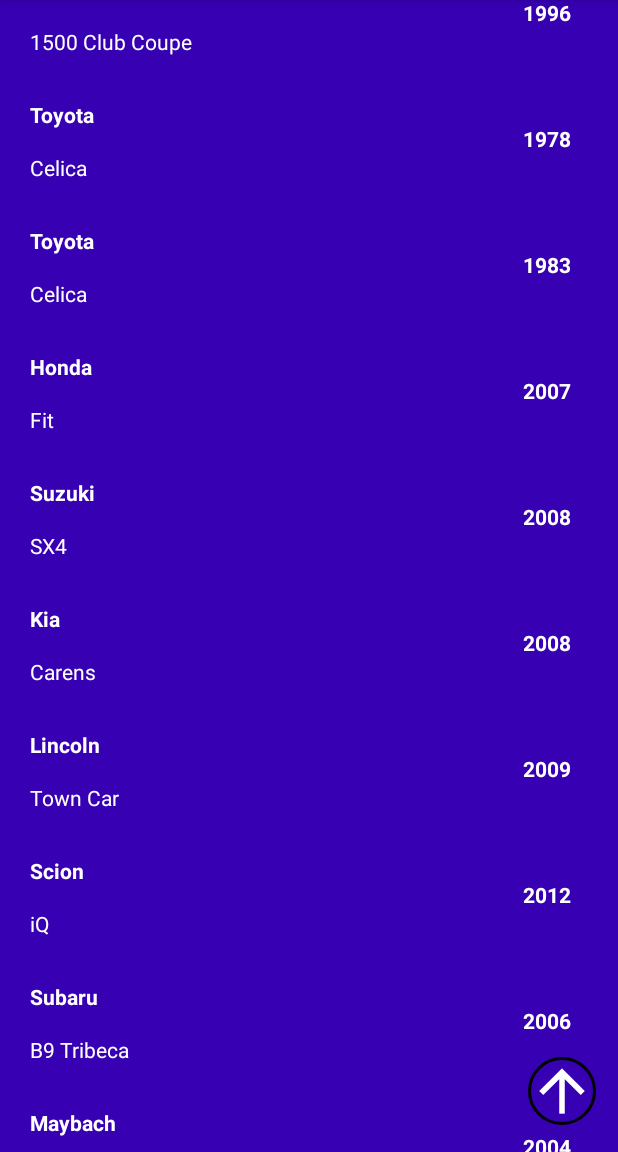
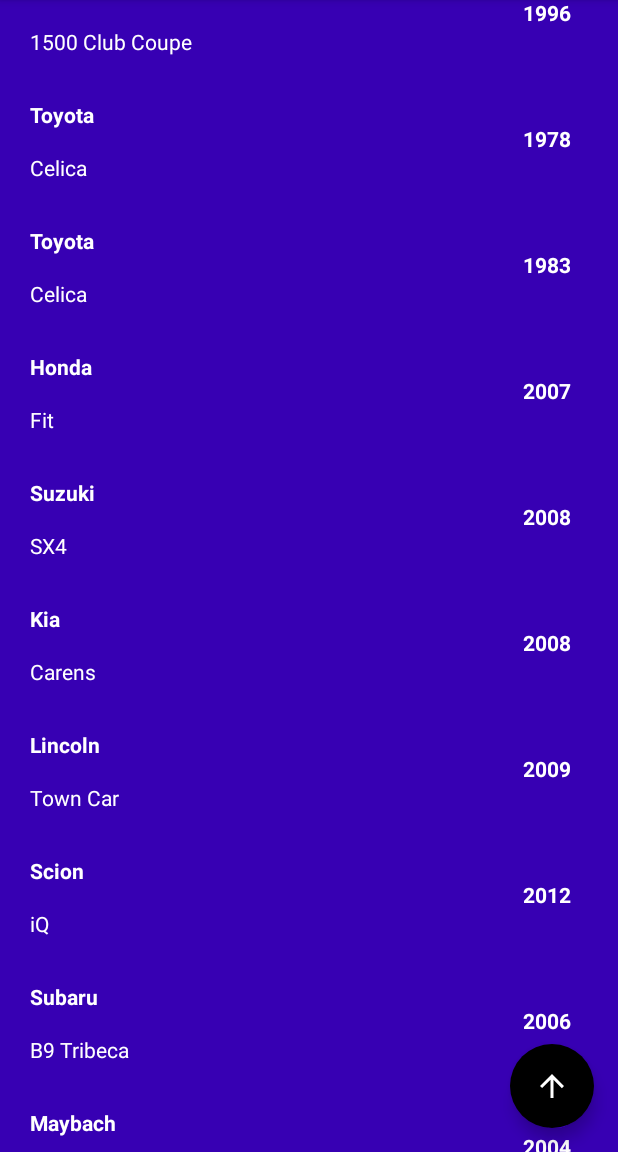
Before and after one commit to mdidomizio/GoToTopButton, an Android app: the screen it shows after launch (MainActivity), scrolled down 537 dp, on a phone screen of 412 x 824 dp, the part 84-1236 px from its top. Run offline under Robolectric (Android 15) with nearby library versions, the phone set to English and light mode, and no system bars.

Commit message:
moved a scale animation, shifted to FloatingActionButton

```diff
--- a/app/src/main/java/com/example/gototopbutton/MainActivity.kt
+++ b/app/src/main/java/com/example/gototopbutton/MainActivity.kt
@@ -1,6 +1,5 @@
 package com.example.gototopbutton
 
-import android.animation.ValueAnimator
 import android.content.ContentValues.TAG
 import android.content.Context
 import android.graphics.Color
@@ -9,15 +8,17 @@ import android.os.Bundle
 import android.util.DisplayMetrics
 import android.util.Log
 import android.view.View
-import android.widget.RelativeLayout
+import android.view.animation.AnticipateInterpolator
+import android.view.animation.LinearInterpolator
+import android.view.animation.OvershootInterpolator
 import android.widget.Toast
 import androidx.appcompat.app.AppCompatActivity
-import androidx.core.content.ContextCompat
 import androidx.recyclerview.widget.LinearLayoutManager
 import androidx.recyclerview.widget.RecyclerView
 import com.example.gototopbutton.databinding.ActivityMainBinding
 import com.example.gototopbutton.model.Car
 import com.example.gototopbutton.model.CarElement
+import com.google.android.material.floatingactionbutton.FloatingActionButton
 import com.johncodeos.scrolltotopexample.Cars_RVAdapter
 import org.json.JSONArray
 import org.json.JSONException
@@ -35,6 +36,23 @@ class MainActivity : AppCompatActivity() {
     var animatedShow = false
     var findLastVisibleItemPositionValue = 12
 
+    private fun bounceButton(button: FloatingActionButton) {
+        button.animate()
+            .scaleX(1.2f)
+            .scaleY(1.2f)
+            .setDuration(100)
+            .setInterpolator(LinearInterpolator())
+            .withEndAction {
+                button.animate()
+                    .scaleX(1f)
+                    .scaleY(1f)
+                    .setDuration(100)
+                    .setInterpolator(LinearInterpolator())
+                    .start()
+            }
+            .start()
+    }
+
     override fun onCreate(savedInstanceState: Bundle?) {
         super.onCreate(savedInstanceState)
         binding = ActivityMainBinding.inflate(layoutInflater)
@@ -49,19 +67,17 @@ class MainActivity : AppCompatActivity() {
         recyclerView.layoutManager = layoutManager
         recyclerView.setHasFixedSize(true)
 
-        scrollToTopArrow.borderColor = Color.WHITE
-        scrollToTopArrow.circleBackgroundColor = ContextCompat.getColor(this, R.color.black)
         scrollToTopArrow.setColorFilter(Color.WHITE, PorterDuff.Mode.SRC_ATOP)
-
-        // Positions for the arrow when is hidden and visible
-        val whenVisibleMargin = convertDpToPixel(15f, recyclerView.context)
-        val whenHiddeMargin = convertDpToPixel(-85f, recyclerView.context)
 
         // Hide the arrow at the beginning when the screen starts
         scrollToTopArrow.visibility = View.GONE
+        scrollToTopArrow.scaleX = 0f
+        scrollToTopArrow.scaleY = 0f
 
         // Scroll to the top when you press the arrow
         scrollToTopArrow.setOnClickListener {
+            // Add bounce effect when clicked
+            bounceButton(scrollToTopArrow)
             recyclerView.post {
                 recyclerView.smoothScrollToPosition(0)
             }
@@ -71,31 +87,32 @@ class MainActivity : AppCompatActivity() {
             override fun onScrolled(recyclerView: RecyclerView, dx: Int, dy: Int) {
                if (layoutManager.findLastVisibleItemPosition() >= findLastVisibleItemPositionValue) {
                    if (!animatedShow) {
+                       // show with scale animation
                        scrollToTopArrow.visibility = View.VISIBLE
-                       val params = scrollToTopArrow.layoutParams as RelativeLayout.LayoutParams
-                       val animator =
-                           ValueAnimator.ofInt(params.rightMargin, whenVisibleMargin.toInt())
-                       animator.addUpdateListener { valueAnimator ->
-                           params.rightMargin = valueAnimator.animatedValue as Int
-                           scrollToTopArrow.requestLayout()
-                       }
-                       animator.duration = 300
-                       animator.start()
+                       scrollToTopArrow.scaleX = 0f
+                       scrollToTopArrow.scaleY = 0f
+                       scrollToTopArrow.animate()
+                           .scaleX(1f)
+                           .scaleY(1f)
+                           .setDuration(300)
+                           .setInterpolator(OvershootInterpolator())
+                           .start()
                        animatedShow = true
                        animatedHide = false
                    }
                } else {
                    if (!animatedHide) {
-                       scrollToTopArrow.visibility = View.VISIBLE
-                       val params = scrollToTopArrow.layoutParams as RelativeLayout.LayoutParams
-                       val animator =
-                           ValueAnimator.ofInt(params.rightMargin, whenHiddeMargin.toInt())
-                       animator.addUpdateListener { valueAnimator ->
-                           params.rightMargin = valueAnimator.animatedValue as Int
-                           scrollToTopArrow.requestLayout()
-                       }
-                       animator.duration = 300
-                       animator.start()
+                       scrollToTopArrow.animate()
+                           .scaleX(0f)
+                           .scaleY(0f)
+                           .setDuration(300)
+                           .setInterpolator(AnticipateInterpolator())
+                           .withEndAction{
+                               if (scrollToTopArrow.scaleX == 0f) {
+                                   scrollToTopArrow.visibility = View.GONE
+                               }
+                           }
+                           .start()
                        animatedHide = true
                        animatedShow = false
                    }
@@ -105,11 +122,6 @@ class MainActivity : AppCompatActivity() {
         })
         loadData()
     }
-
-    private fun convertDpToPixel(dp: Float, context: Context?): Float {
-           return dp * (context?.resources?.displayMetrics?.densityDpi?.toFloat()
-               ?.div(DisplayMetrics.DENSITY_DEFAULT)!!)
-        }
 
     private fun loadData() {
         Log.d(TAG, "loadData: Started loading data")
--- a/app/src/main/res/drawable/baseline_arrow_back_24.xml
+++ /dev/null
@@ -1,5 +0,0 @@
-<vector xmlns:android="http://schemas.android.com/apk/res/android" android:autoMirrored="true" android:height="24dp" android:tint="#000000" android:viewportHeight="24" android:viewportWidth="24" android:width="24dp">
-
-    <path android:fillColor="@android:color/white" android:pathData="M20,11H7.83l5.59,-5.59L12,4l-8,8 8,8 1.41,-1.41L7.83,13H20v-2z"/>
-
-</vector>
--- /dev/null
+++ b/app/src/main/res/drawable/baseline_arrow_upward_24.xml
@@ -0,0 +1,5 @@
+<vector xmlns:android="http://schemas.android.com/apk/res/android" android:height="24dp" android:tint="#000000" android:viewportHeight="24" android:viewportWidth="24" android:width="24dp">
+
+    <path android:fillColor="@android:color/white" android:pathData="M4,12l1.41,1.41L11,7.83V20h2V7.83l5.58,5.59L20,12l-8,-8 -8,8z"/>
+
+</vector>
--- a/app/src/main/res/layout/activity_main.xml
+++ b/app/src/main/res/layout/activity_main.xml
@@ -15,18 +15,20 @@
         android:layout_height="match_parent"
         android:layout_width="match_parent" />
 
-    <de.hdodenhof.circleimageview.CircleImageView
+    <com.google.android.material.floatingactionbutton.FloatingActionButton
         android:id="@+id/scroll_to_top_arrow"
-        android:layout_width="45dp"
-        android:layout_height="45dp"
-        android:layout_alignEnd="@+id/cars_rv"
-        android:layout_alignBottom="@+id/cars_rv"
-        android:layout_centerInParent="true"
-        android:layout_marginEnd="-85dp"
-        android:layout_marginBottom="18dp"
-        android:rotation="90"
-        android:scaleType="centerCrop"
-        android:src="@drawable/baseline_arrow_back_24"
-        app:civ_border_width="2dp" />
+        android:layout_width="wrap_content"
+        android:layout_height="wrap_content"
+        android:layout_alignParentEnd="true"
+        android:layout_alignParentBottom="true"
+        android:layout_marginEnd="16dp"
+        android:layout_marginBottom="16dp"
+        android:contentDescription="scroll_to_top"
+        android:src="@drawable/baseline_arrow_upward_24"
+        android:visibility="gone"
+        app:backgroundTint="#000000"
+        app:borderWidth="0dp"
+        app:fabSize="normal"
+        app:tint="#FFFFFF" />
 
 </RelativeLayout>
--- a/app/src/main/res/values/strings.xml
+++ b/app/src/main/res/values/strings.xml
@@ -1,3 +1,4 @@
 <resources>
     <string name="app_name">GoToTopButton</string>
+    <string name="scroll_to_top_fab">scroll to top</string>
 </resources>
```
